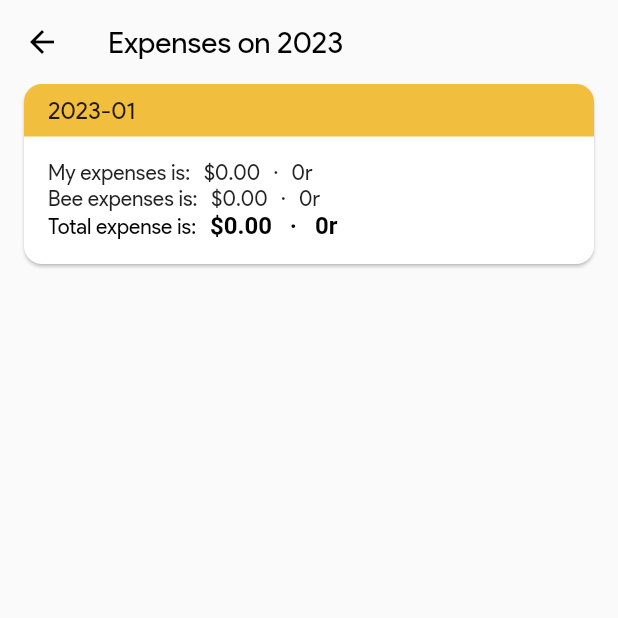
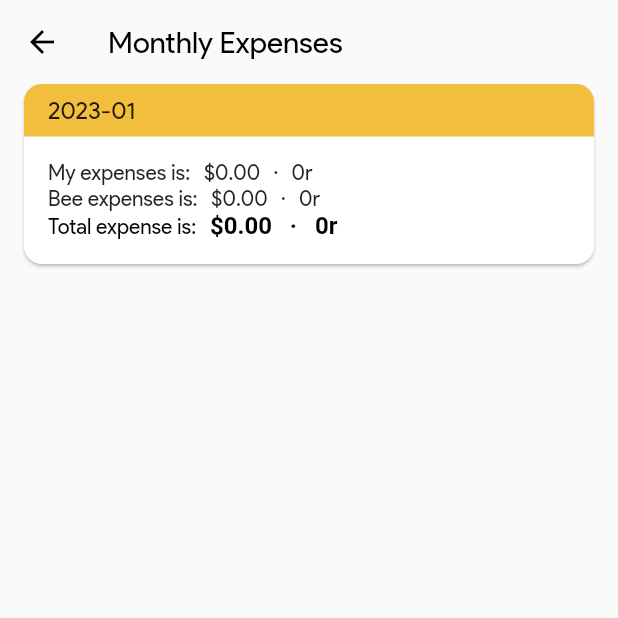
Before and after one commit to channdara/flutter_expanses, a Flutter app: the screen it shows after launch, after a tap on "My expenses", on a phone screen of 412 x 824 dp, the top half of it. Run offline on Flutter 3.47's test engine with Material 2 defaults, Android fonts, the light colour scheme and no system bars; our stand-ins replace cloud_firestore, firebase_core, hive; accounts and stored records are empty.

Commit message:
fix monthly expenses screen not showing old year data

```diff
--- a/lib/src/model/enum/collection.dart
+++ b/lib/src/model/enum/collection.dart
@@ -1,6 +1,6 @@
 enum Collection {
-  // owner('dara');
-  owner('dara_debug');
+  owner('dara');
+  // owner('dara_debug');
 
   const Collection(this.value);
 
--- a/lib/src/service/firestore_service.dart
+++ b/lib/src/service/firestore_service.dart
@@ -110,15 +110,22 @@ class FirestoreService {
     return monthlySummaryItems;
   }
 
-  Future<List<MonthModel>> getMonthlyExpenses(Timestamp timestamp) async {
+  Future<List<MonthModel>> getMonthlyExpenses() async {
     final List<MonthModel> monthModelItems = [];
-    final allMonthly = await _year(timestamp)
+    final year = await FirebaseFirestore.instance
         .collection(Collection.owner.value)
         .orderBy(Field.id.name, descending: true)
         .get();
-    for (final monthly in allMonthly.docs) {
-      final monthModel = MonthModel.fromJson(monthly.data());
-      monthModelItems.add(monthModel);
+    for (final doc in year.docs) {
+      final timestamp = Timestamp.fromDate(DateTime.parse('${doc.id}-01-01'));
+      final allMonthly = await _year(timestamp)
+          .collection(Collection.owner.value)
+          .orderBy(Field.id.name, descending: true)
+          .get();
+      for (final monthly in allMonthly.docs) {
+        final monthModel = MonthModel.fromJson(monthly.data());
+        monthModelItems.add(monthModel);
+      }
     }
     return monthModelItems;
   }
--- a/lib/src/ui/screen/daily_expanses_screen/daily_expenses_screen_summary.dart
+++ b/lib/src/ui/screen/daily_expanses_screen/daily_expenses_screen_summary.dart
@@ -12,10 +12,7 @@ class DailyExpensesScreenSummary extends StatelessWidget {
   @override
   Widget build(BuildContext context) {
     return GestureDetector(
-      onTap: () {
-        if (item == null) return;
-        context.push(MonthlyExpensesScreen(date: item!.date));
-      },
+      onTap: () => context.push(const MonthlyExpensesScreen()),
       child: Card(
         margin: const EdgeInsets.all(16.0),
         shape: RoundedRectangleBorder(
--- a/lib/src/ui/screen/monthly_expenses_screen/monthly_expenses_screen.dart
+++ b/lib/src/ui/screen/monthly_expenses_screen/monthly_expenses_screen.dart
@@ -1,17 +1,11 @@
-import 'package:cloud_firestore/cloud_firestore.dart';
 import 'package:flutter/material.dart';
 
 import '../../../common/base/base_state.dart';
-import '../../../common/extension/timestamp_extension.dart';
 import '../../../model/month_model.dart';
 import 'monthly_expenses_screen_list.dart';
 
 class MonthlyExpensesScreen extends StatefulWidget {
-  const MonthlyExpensesScreen({super.key, required this.date});
-
-  final Timestamp date;
-
-  String get appBarTitle => 'Expenses on ${date.year}';
+  const MonthlyExpensesScreen({super.key});
 
   @override
   State<MonthlyExpensesScreen> createState() => _MonthlyExpensesScreenState();
@@ -21,9 +15,9 @@ class _MonthlyExpensesScreenState extends BaseState<MonthlyExpensesScreen> {
   @override
   Widget build(BuildContext context) {
     return Scaffold(
-      appBar: AppBar(title: Text(widget.appBarTitle)),
+      appBar: AppBar(title: const Text('Monthly Expenses')),
       body: FutureBuilder<List<MonthModel>>(
-        future: firestoreService.getMonthlyExpenses(widget.date),
+        future: firestoreService.getMonthlyExpenses(),
         builder: (context, snapshot) {
           if (snapshot.connectionState != ConnectionState.done) {
             return const Center(child: CircularProgressIndicator());
--- a/lib/src/ui/screen/settings_screen/settings_screen.dart
+++ b/lib/src/ui/screen/settings_screen/settings_screen.dart
@@ -27,9 +27,8 @@ class _SettingsScreenState extends State<SettingsScreen> {
                     icon: Icons.note_alt,
                     title: 'Item Templates',
                     subtitle: 'Add or edit item template',
-                    onTap: () {
-                      context.push(const SettingItemTemplateScreen());
-                    },
+                    onTap: () =>
+                        context.push(const SettingItemTemplateScreen()),
                   ),
                 ],
               ),
```
Also changed, not shown: lib/src/ui/screen/settings_screen/setting_item_template_screen/setting_item_template_screen.dart (+3 -6 lines).
